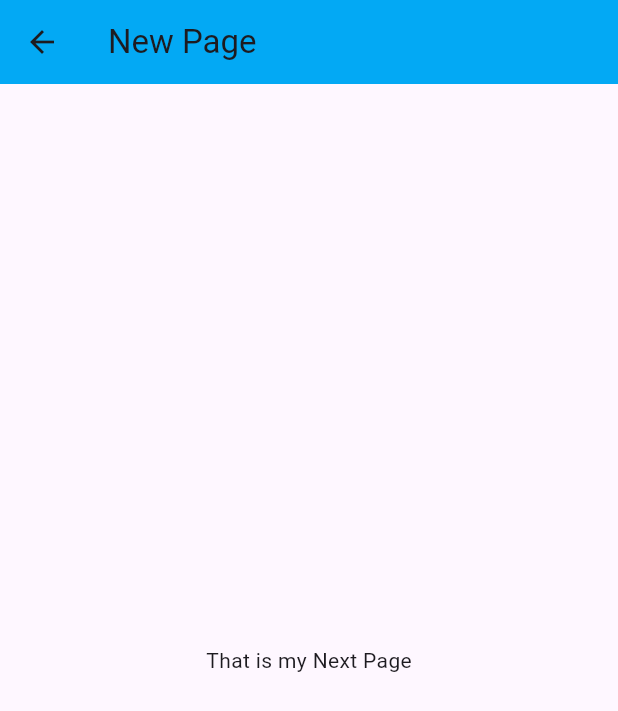
After one commit to AshDest/State_full_widget, a Flutter app: the screen it shows after launch, after a tap on "Aller à la page suivante", on a phone screen of 412 x 824 dp. The commit adds this screen. Shown: the top 711 px of the screen. Run offline on Flutter 3.47's test engine with Material 2 defaults, Android fonts, the phone set to English and light mode, and no system bars.

Commit message:
Ash commit

```diff
--- a/lib/main.dart
+++ b/lib/main.dart
@@ -1,4 +1,5 @@
 import 'package:flutter/material.dart';
+import 'package:state_widget/next.dart';
 
 void main() {
   runApp(const MyApp());
@@ -56,8 +57,14 @@ class _MyHomePageState extends State<MyHomePage> {
                 showMyDialog(dialog: createSimple());
               },
               child: const Text('Montrer simple'),
-            )
-
+            ),
+            ElevatedButton(
+              onPressed:(){
+                final nextPage = Next(color: appBarColor);
+                Navigator.of(context).push(MaterialPageRoute(builder: (BuildContext ctx) => nextPage));
+              },
+              child: const Text('Aller à la page suivante'),
+            ),
           ],
         ),
       ),
--- /dev/null
+++ b/lib/next.dart
@@ -0,0 +1,23 @@
+import 'package:flutter/material.dart';
+
+class Next extends StatefulWidget{
+  final color;
+  Next({required this.color});
+  @override
+  NextState createState() => NextState();
+}
+
+class NextState extends State<Next>{
+  @override
+  Widget build(BuildContext context) {
+    return Scaffold(
+      appBar: AppBar(
+        title: const Text('New Page'),
+        backgroundColor: widget.color,
+      ),
+      body: Center(
+        child: const Text('That is my Next Page'),
+      ),
+    );
+  }
+}
```
